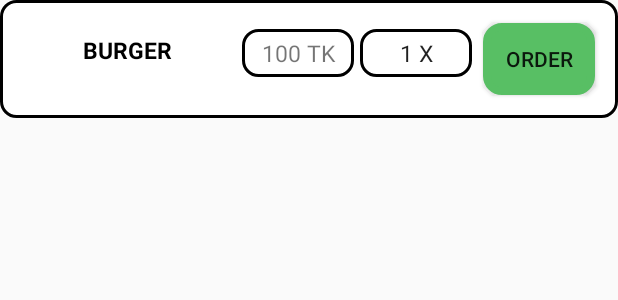
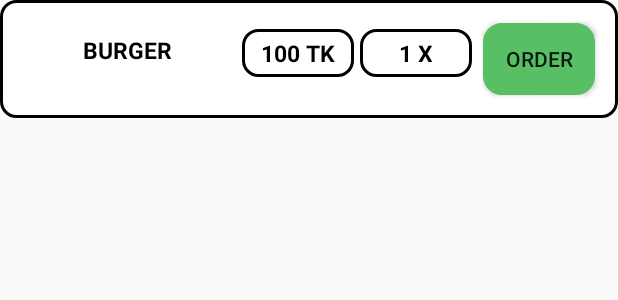
Before and after one commit to ahxagent007/TCP_Order_Client_App, an Android app: the layout single_item_list.xml on its own in the app's theme, with its tools: preview values and no code run, on a phone screen of 412 x 824 dp. Shown: the top 300 px of the screen. Run offline under Robolectric (Android 15) with nearby library versions, the phone set to English and light mode, and no system bars.

Commit message:
Connection Done

```diff
--- a/app/src/main/AndroidManifest.xml
+++ b/app/src/main/AndroidManifest.xml
@@ -1,6 +1,8 @@
 <?xml version="1.0" encoding="utf-8"?>
 <manifest xmlns:android="http://schemas.android.com/apk/res/android"
     package="com.dexian.tcporderclient">
+
+    <uses-permission android:name="android.permission.INTERNET"/>
 
     <application
         android:allowBackup="true"
--- a/app/src/main/res/layout/activity_main.xml
+++ b/app/src/main/res/layout/activity_main.xml
@@ -44,7 +44,7 @@
         <TextView
             android:layout_width="wrap_content"
             android:layout_height="match_parent"
-            android:layout_weight="9"
+            android:layout_weight="7"
             android:text="Table #"
             android:textColor="#000000"
             android:textSize="20dp"
@@ -56,7 +56,7 @@
             android:id="@+id/ET_tableNo"
             android:layout_width="wrap_content"
             android:layout_height="match_parent"
-            android:layout_weight="1"
+            android:layout_weight="3"
             android:hint="Table #"
             android:gravity="center"
             android:background="@drawable/round_bgg_white"
--- a/app/src/main/res/layout/single_item_list.xml
+++ b/app/src/main/res/layout/single_item_list.xml
@@ -28,7 +28,9 @@
         android:textSize="15dp"
         android:padding="5dp"
         android:gravity="center"
-        android:layout_margin="2dp"/>
+        android:layout_margin="2dp"
+        android:textColor="#000000"
+        android:textStyle="bold"/>
 
     <EditText
         android:id="@+id/ET_itemQuantity"
@@ -40,7 +42,9 @@
         android:textSize="15dp"
         android:padding="5dp"
         android:gravity="center"
-        android:layout_margin="2dp"/>
+        android:layout_margin="2dp"
+        android:textColor="#000000"
+        android:textStyle="bold"/>
 
     <Button
         android:id="@+id/btn_order"
--- a/app/src/main/res/values/styles.xml
+++ b/app/src/main/res/values/styles.xml
@@ -1,7 +1,7 @@
 <resources>
 
     <!-- Base application theme. -->
-    <style name="AppTheme" parent="Theme.AppCompat.Light.DarkActionBar">
+    <style name="AppTheme" parent="Theme.AppCompat.Light.NoActionBar">
         <!-- Customize your theme here. -->
         <item name="colorPrimary">@color/colorPrimary</item>
         <item name="colorPrimaryDark">@color/colorPrimaryDark</item>
```
Also changed, not shown: app/src/main/java/com/dexian/tcporderclient/MainActivity.java (+116 -0 lines).
